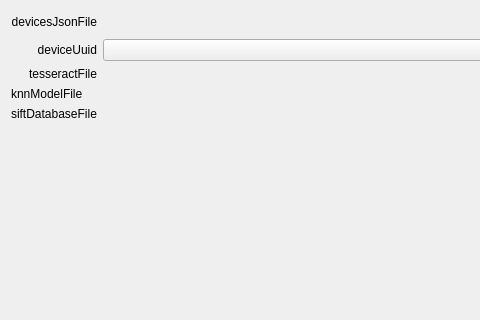
Old version of the form ui/designer/settings/settingsDefault.ui in the repository ArcaeaOffline/client-pyside6; both pictures show x 0 to 480 and y 0 to 320 of the 682 by 493 pixel window.
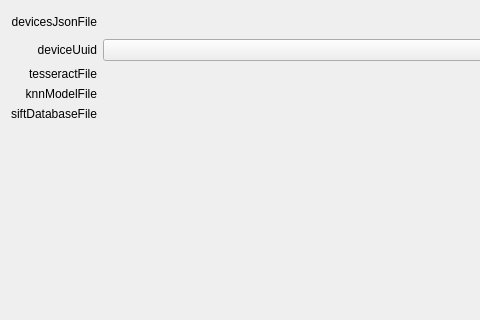
New version of the form. Custom widgets are drawn as their Qt base class.

Patch:
```diff
--- a/ui/designer/settings/settingsDefault.ui
+++ b/ui/designer/settings/settingsDefault.ui
@@ -107,6 +107,9 @@
      <property name="text">
       <string>knnModelFile</string>
      </property>
+     <property name="alignment">
+      <set>Qt::AlignRight|Qt::AlignTrailing|Qt::AlignVCenter</set>
+     </property>
     </widget>
    </item>
    <item row="0" column="2">
@@ -137,6 +140,9 @@
      <property name="text">
       <string>siftDatabaseFile</string>
      </property>
+     <property name="alignment">
+      <set>Qt::AlignRight|Qt::AlignTrailing|Qt::AlignVCenter</set>
+     </property>
     </widget>
    </item>
    <item row="3" column="1">
```
